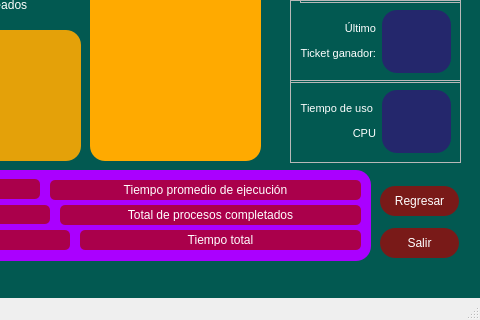
The window that simulador/process_window_3.ui (Karedu/Simulador-de-planificador-de-procesos) describes before a commit, drawn with Qt 5; both pictures show x 270 to 750 and y 380 to 700 of the 750 by 700 pixel window.
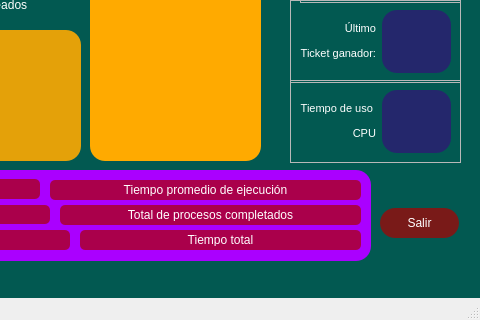
The same window after the commit.

What changed in the file:
```diff
--- a/simulador/process_window_3.ui
+++ b/simulador/process_window_3.ui
@@ -79,20 +79,6 @@
      </rect>
     </property>
     <layout class="QVBoxLayout" name="verticalLayout_3">
-     <item>
-      <widget class="QPushButton" name="regresar">
-       <property name="styleSheet">
-        <string notr="true">font: 600 8pt &quot;Yu Gothic UI Semibold&quot;;
-color: white;
-border-radius: 15px;
-padding: 8px;
-background-color: rgba(170, 0, 0, 180);</string>
-       </property>
-       <property name="text">
-        <string>Regresar</string>
-       </property>
-      </widget>
-     </item>
      <item>
       <widget class="QPushButton" name="salir">
        <property name="styleSheet">
```
